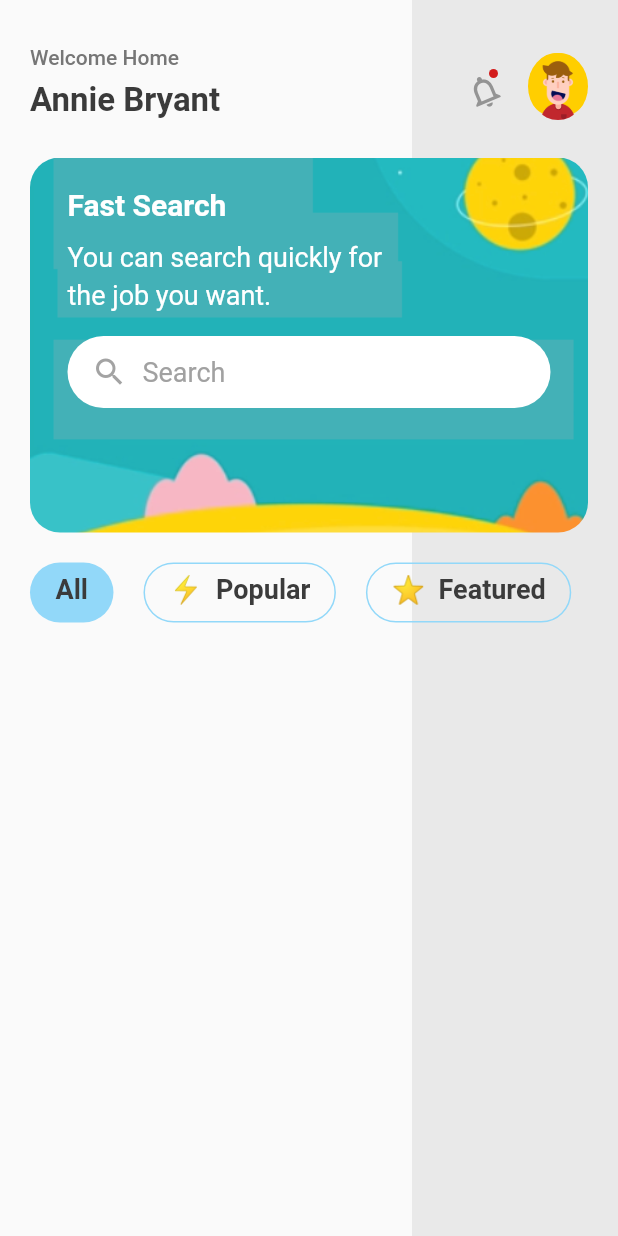
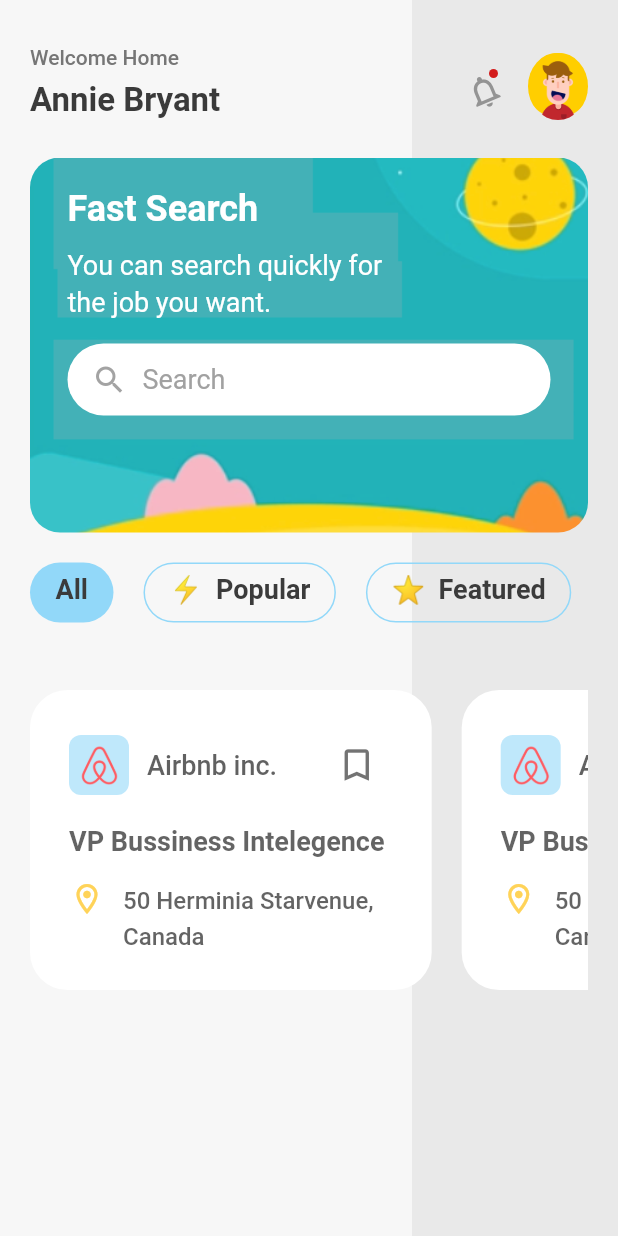
Before and after one commit to MoazHassain/Learn_Flutter, a Flutter app: the screen it shows after launch, on a phone screen of 412 x 824 dp. Run offline on Flutter 3.47's test engine with Material 2 defaults, Android fonts, the phone set to English and light mode, and no system bars; our stand-ins replace google_fonts; key blocks and very long unbroken strings in the code were emptied for the run.

Commit message:
worked on joblist

```diff
--- a/uidesign01/lib/homepage.dart
+++ b/uidesign01/lib/homepage.dart
@@ -1,9 +1,10 @@
 import 'package:flutter/material.dart';
 import 'package:flutter/src/foundation/key.dart';
 import 'package:flutter/src/widgets/framework.dart';
-import 'package:uidesign01/home_appbar.dart';
-import 'package:uidesign01/searchbar.dart';
-import 'package:uidesign01/taglist.dart';
+import 'package:uidesign01/widgets/home_appbar.dart';
+import 'package:uidesign01/widgets/job-list.dart';
+import 'package:uidesign01/widgets/searchbar.dart';
+import 'package:uidesign01/widgets/taglist.dart';
 
 class HomePage extends StatefulWidget {
   const HomePage({Key? key}) : super(key: key);
@@ -26,7 +27,9 @@ class _HomePageState extends State<HomePage> {
                 children: [
                   Expanded(
                     flex: 2,
-                    child: Container(),
+                    child: Container(
+                      color: Color.fromARGB(40, 228, 228, 228),
+                    ),
                   ),
                   Expanded(
                     flex: 1,
@@ -43,6 +46,7 @@ class _HomePageState extends State<HomePage> {
                   HomeAppbar(),
                   SearchBar(),
                   TagList(),
+                  JobList(),
                 ],
               ),
             ),
--- /dev/null
+++ b/uidesign01/lib/model/job-model.dart
@@ -0,0 +1,54 @@
+class JobModel {
+  String? companyLogo, companyName, jobTitle, companyAddress;
+  int? id;
+  List<String>? requirement;
+  JobModel(
+      {this.companyLogo,
+      this.companyName,
+      this.jobTitle,
+      this.companyAddress,
+      this.requirement,
+      this.id});
+}
+
+List<JobModel> generateJobList = [
+  JobModel(
+    id: 1,
+    companyLogo: "assets/images/airbnb_logo.png",
+    companyName: "Airbnb inc.",
+    companyAddress: "50 Herminia Starvenue,\nCanada",
+    jobTitle: "VP Bussiness Intelegence",
+    requirement: [
+      "Creative with an Eye shape and colors",
+      "Understand different materials and productions methods",
+      "Creative with an Eye shape and colors",
+      "Understand different materials and productions methods",
+    ],
+  ),
+  JobModel(
+    id: 1,
+    companyLogo: "assets/images/airbnb_logo.png",
+    companyName: "Airbnb inc.",
+    companyAddress: "50 Herminia Starvenue,\nCanada",
+    jobTitle: "VP Bussiness Intelegence",
+    requirement: [
+      "Creative with an Eye shape and colors",
+      "Understand different materials and productions methods",
+      "Creative with an Eye shape and colors",
+      "Understand different materials and productions methods",
+    ],
+  ),
+  JobModel(
+    id: 1,
+    companyLogo: "assets/images/airbnb_logo.png",
+    companyName: "Airbnb inc.",
+    companyAddress: "50 Herminia Starvenue,\nCanada",
+    jobTitle: "VP Bussiness Intelegence",
+    requirement: [
+      "Creative with an Eye shape and colors",
+      "Understand different materials and productions methods",
+      "Creative with an Eye shape and colors",
+      "Understand different materials and productions methods",
+    ],
+  ),
+];
--- /dev/null
+++ b/uidesign01/lib/widgets/job-list.dart
@@ -0,0 +1,119 @@
+import 'package:flutter/cupertino.dart';
+import 'package:flutter/material.dart';
+import 'package:flutter/src/foundation/key.dart';
+import 'package:flutter/src/widgets/framework.dart';
+import 'package:uidesign01/model/job-model.dart';
+
+class JobList extends StatelessWidget {
+  const JobList({Key? key}) : super(key: key);
+  // final jo
+  @override
+  Widget build(BuildContext context) {
+    return Container(
+      margin: EdgeInsets.symmetric(
+        horizontal: 20,
+        vertical: 25,
+      ),
+      height: 200,
+      child: ListView.separated(
+        scrollDirection: Axis.horizontal,
+        itemCount: generateJobList.length,
+        itemBuilder: (_, index) {
+          return Container(
+            padding: EdgeInsets.symmetric(
+              vertical: 26,
+              horizontal: 26,
+            ),
+            width: MediaQuery.of(context).size.width * 0.65,
+            decoration: BoxDecoration(
+              borderRadius: BorderRadius.circular(25),
+              color: Color.fromARGB(255, 255, 255, 255),
+            ),
+            child: Column(
+              crossAxisAlignment: CrossAxisAlignment.start,
+              children: [
+                Row(
+                  crossAxisAlignment: CrossAxisAlignment.center,
+                  children: [
+                    Container(
+                      width: 40,
+                      height: 40,
+                      padding: EdgeInsets.all(4),
+                      margin: EdgeInsets.only(right: 12),
+                      decoration: BoxDecoration(
+                        borderRadius: BorderRadius.circular(8),
+                        color: Color.fromARGB(150, 146, 216, 249),
+                      ),
+                      child: Image.asset(
+                        "${generateJobList[index].companyLogo}",
+                        fit: BoxFit.contain,
+                      ),
+                    ),
+                    Text(
+                      "${generateJobList[index].companyName}",
+                      style: TextStyle(
+                        fontSize: 18,
+                        fontWeight: FontWeight.w500,
+                        color: Color.fromARGB(200, 54, 54, 54),
+                      ),
+                    ),
+                    Spacer(),
+                    IconButton(
+                      onPressed: () {},
+                      icon: Icon(
+                        Icons.bookmark_outline_outlined,
+                        color: Color.fromARGB(200, 76, 76, 76),
+                        size: 28,
+                      ),
+                    ),
+                  ],
+                ),
+                SizedBox(
+                  height: 16,
+                ),
+                Text(
+                  "${generateJobList[index].jobTitle}",
+                  style: TextStyle(
+                    fontSize: 18,
+                    fontWeight: FontWeight.w700,
+                    color: Color.fromARGB(200, 57, 57, 57),
+                  ),
+                ),
+                SizedBox(
+                  height: 16,
+                ),
+                Row(
+                  crossAxisAlignment: CrossAxisAlignment.start,
+                  children: [
+                    Icon(
+                      Icons.location_on_outlined,
+                      color: Color.fromARGB(255, 255, 211, 88),
+                      size: 24,
+                    ),
+                    SizedBox(
+                      width: 12,
+                    ),
+                    Text(
+                      "${generateJobList[index].companyAddress}",
+                      style: TextStyle(
+                        fontSize: 16,
+                        fontWeight: FontWeight.w500,
+                        color: Color.fromARGB(200, 57, 57, 57),
+                        height: 1.5,
+                      ),
+                    ),
+                  ],
+                ),
+              ],
+            ),
+          );
+        },
+        separatorBuilder: (_, index) {
+          return SizedBox(
+            width: 20,
+          );
+        },
+      ),
+    );
+  }
+}
--- a/uidesign01/lib/searchbar.dart
+++ b/uidesign01/lib/widgets/searchbar.dart
@@ -34,7 +34,7 @@ class SearchBar extends StatelessWidget {
             "Fast Search",
             style: TextStyle(
               color: Color.fromARGB(255, 255, 255, 255),
-              fontSize: 20,
+              fontSize: 24,
               fontWeight: FontWeight.w700,
             ),
           ),
```
Also changed, not shown: uidesign01/assets/images/sample.png (added), uidesign01/lib/widgets/home_appbar.dart (renamed from uidesign01/lib/home_appbar.dart), uidesign01/lib/widgets/taglist.dart (renamed from uidesign01/lib/taglist.dart).
